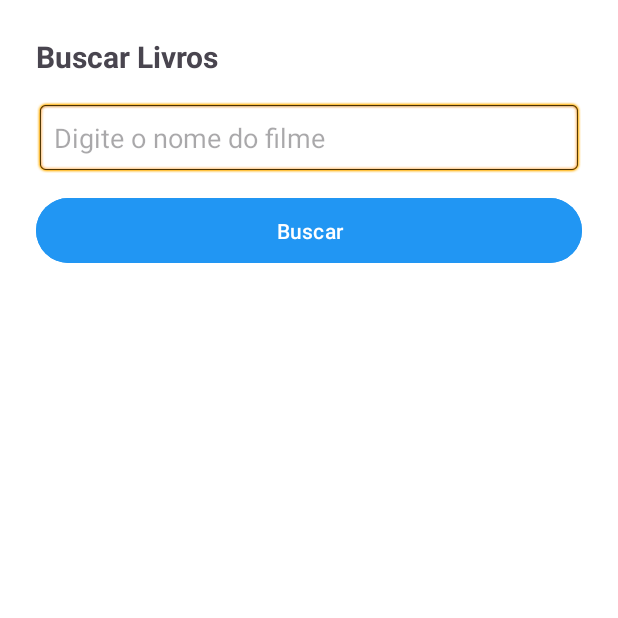
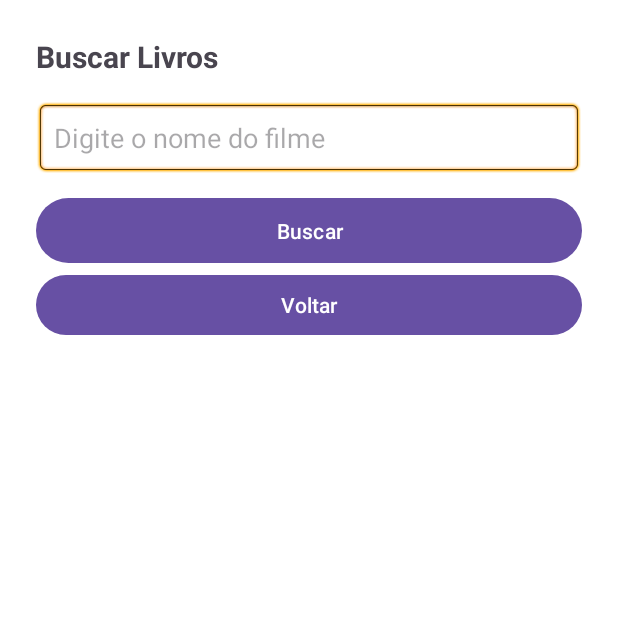
Before and after one commit to Ingrity-Rodrigues/App2MDCRUD, an Android app: the PesquisaActivity screen opened directly, with no data from a screen before it, on a phone screen of 412 x 824 dp, the top half of it. Run offline under Robolectric (Android 15) with nearby library versions, the phone set to English and light mode, and no system bars.

Commit message:
commit final

```diff
--- a/app/src/main/java/com/teste/app2mdcrud/controller/MainActivity.kt
+++ b/app/src/main/java/com/teste/app2mdcrud/controller/MainActivity.kt
@@ -58,6 +58,11 @@ class MainActivity : AppCompatActivity() {
         startActivity(intent)
     }
 
+    fun pesquisar(view: View) {
+        val intent = Intent(this, PesquisaActivity::class.java)
+        startActivity(intent)
+    }
+
     override fun onResume() {
         super.onResume()
         listAllLivros()
--- a/app/src/main/java/com/teste/app2mdcrud/controller/PesquisaActivity.kt
+++ b/app/src/main/java/com/teste/app2mdcrud/controller/PesquisaActivity.kt
@@ -1,9 +1,11 @@
 package com.teste.app2mdcrud.controller
 
 import android.os.Bundle
+import android.view.View
 import android.widget.Button
 import android.widget.EditText
 import android.widget.TextView
+import android.widget.Toast
 import androidx.appcompat.app.AppCompatActivity
 import com.teste.app2mdcrud.R
 import com.teste.app2mdcrud.data.dao.LivroDAO
@@ -37,4 +39,7 @@ class PesquisaActivity : AppCompatActivity() {
             }
         }
     }
+    fun voltar(view: View) {
+        finish()
+    }
 }
--- a/app/src/main/res/layout/activity_pesquisa.xml
+++ b/app/src/main/res/layout/activity_pesquisa.xml
@@ -32,8 +32,14 @@
         android:text="Buscar"
         android:layout_marginTop="12dp"
         android:padding="12dp"
-        android:backgroundTint="#2196F3"
-        android:textColor="#FFFFFF" />
+        />
+
+    <Button
+        android:id="@+id/button"
+        android:layout_width="match_parent"
+        android:layout_height="wrap_content"
+        android:onClick="voltar"
+        android:text="Voltar" />
 
     <TextView
         android:id="@+id/resultTextView"
@@ -43,4 +49,5 @@
         android:text=""
         android:textSize="16sp"
         android:paddingTop="24dp" />
+
 </LinearLayout>
```
Also changed, not shown: app/src/main/res/layout/activity_main.xml (+9 -0 lines).
